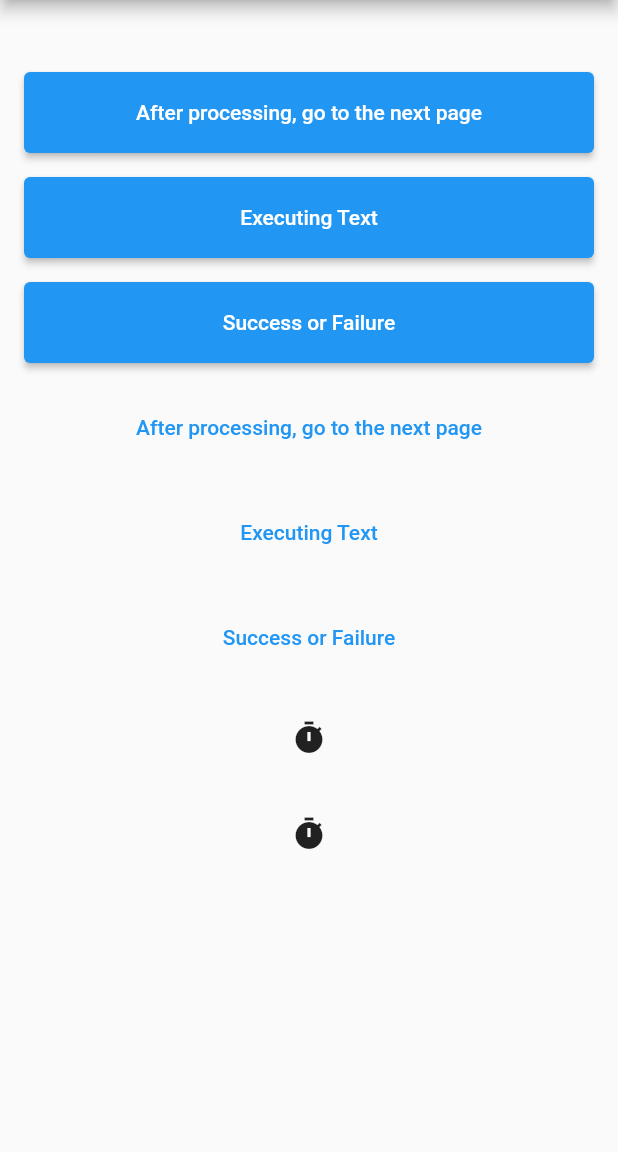
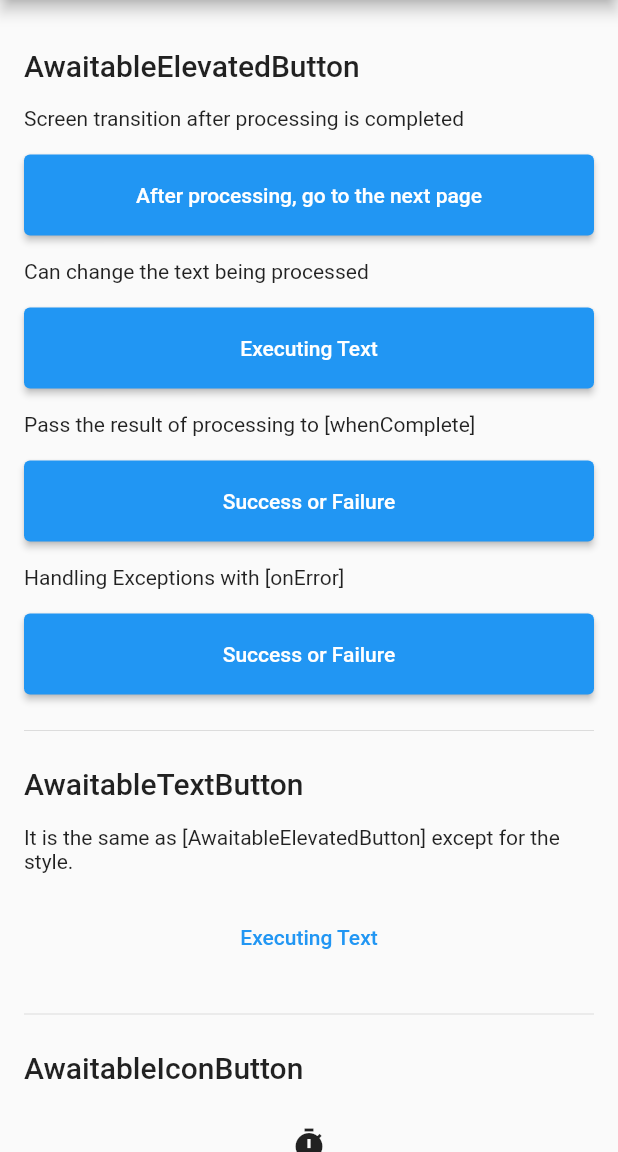
Before and after one commit to altive/awaitable_button, a Flutter app: the screen it shows after launch, on a phone screen of 412 x 824 dp, the part 84-1236 px from its top. Run offline on Flutter 3.47's test engine with Material 2 defaults, Android fonts, the phone set to English and light mode, and no system bars.

Commit message:
awaitable_button 0.2.0

```diff
--- a/packages/awaitable_button/example/lib/main.dart
+++ b/packages/awaitable_button/example/lib/main.dart
@@ -43,8 +43,15 @@ class _MyHomePageState extends State<MyHomePage> {
         title: const Text('awaitable_button'),
       ),
       body: ListView(
-        padding: const EdgeInsets.symmetric(vertical: 32, horizontal: 16),
+        padding: const EdgeInsets.all(16),
         children: <Widget>[
+          Text(
+            'AwaitableElevatedButton',
+            style: Theme.of(context).textTheme.headline6,
+          ),
+          const Text(
+            'Screen transition after processing is completed',
+          ),
           AwaitableElevatedButton<void>(
             onPressed: () async {
               await Future<void>.delayed(const Duration(seconds: 2));
@@ -63,12 +70,18 @@ class _MyHomePageState extends State<MyHomePage> {
             },
             child: const Text('After processing, go to the next page'),
           ),
+          const Text(
+            'Can change the text being processed',
+          ),
           AwaitableElevatedButton<void>(
             onPressed: () async {
               await Future<void>.delayed(const Duration(seconds: 2));
             },
             executingChild: const Text('Executing...'),
             child: const Text('Executing Text'),
+          ),
+          const Text(
+            'Pass the result of processing to [whenComplete]',
           ),
           AwaitableElevatedButton<String>(
             onPressed: () async {
@@ -101,50 +114,29 @@ class _MyHomePageState extends State<MyHomePage> {
             },
             child: const Text('Success or Failure'),
           ),
-          AwaitableTextButton<void>(
+          const Text(
+            'Handling Exceptions with [onError]',
+          ),
+          AwaitableElevatedButton<void>(
             onPressed: () async {
               await Future<void>.delayed(const Duration(seconds: 2));
+              if (Random().nextBool()) {
+                return;
+              } else {
+                throw Exception();
+              }
+            },
+            onError: (exception, stackTrace) {
+              ScaffoldMessenger.of(context).showSnackBar(
+                SnackBar(content: Text('$exception, $stackTrace')),
+              );
             },
             whenComplete: (_) {
-              Navigator.of(context).push<void>(
-                MaterialPageRoute(
-                  builder: (context) {
-                    return Scaffold(
-                      appBar: AppBar(),
-                      body: const Center(child: Text('Next page')),
-                    );
-                  },
-                ),
-              );
-            },
-            child: const Text('After processing, go to the next page'),
-          ),
-          AwaitableTextButton<void>(
-            onPressed: () async {
-              await Future<void>.delayed(const Duration(seconds: 2));
-            },
-            executingChild: const Text('Executing...'),
-            child: const Text('Executing Text'),
-          ),
-          AwaitableTextButton<String>(
-            onPressed: () async {
-              try {
-                await Future<void>.delayed(const Duration(seconds: 2));
-                if (Random().nextBool()) {
-                  return 'Succeeded';
-                } else {
-                  throw Exception();
-                }
-              } on Exception {
-                return 'Failed';
-              }
-            },
-            whenComplete: (value) {
               showDialog<void>(
                 context: context,
                 builder: (context) {
                   return AlertDialog(
-                    title: Text(value),
+                    title: const Text('Succeeded'),
                     actions: [
                       TextButton(
                         onPressed: Navigator.of(context).pop,
@@ -156,6 +148,26 @@ class _MyHomePageState extends State<MyHomePage> {
               );
             },
             child: const Text('Success or Failure'),
+          ),
+          const Divider(),
+          Text(
+            'AwaitableTextButton',
+            style: Theme.of(context).textTheme.headline6,
+          ),
+          const Text(
+            'It is the same as [AwaitableElevatedButton] except for the style.',
+          ),
+          AwaitableTextButton<void>(
+            onPressed: () async {
+              await Future<void>.delayed(const Duration(seconds: 2));
+            },
+            executingChild: const Text('Executing...'),
+            child: const Text('Executing Text'),
+          ),
+          const Divider(),
+          Text(
+            'AwaitableIconButton',
+            style: Theme.of(context).textTheme.headline6,
           ),
           AwaitableIconButton<void>(
             onPressed: () async {
--- a/packages/awaitable_button/lib/src/awaitable_button.dart
+++ b/packages/awaitable_button/lib/src/awaitable_button.dart
@@ -1,6 +1,15 @@
 import 'package:flutter/material.dart';
 
 import 'indicator.dart';
+
+/// `onPressed` callback type.
+typedef OnPressed<R> = Future<R> Function()?;
+
+/// `whenComplete` callback type.
+typedef WhenComplete<R> = void Function(R)?;
+
+/// `onError` callback type.
+typedef OnError = void Function(Exception, StackTrace)?;
 
 /// ButtonType has ElevatedButton, OutlinedButton, TextButton types.
 enum ButtonType {
@@ -38,6 +47,7 @@ abstract class AwaitableButton<R> extends StatefulWidget {
     required this.buttonType,
     required this.onPressed,
     this.whenComplete,
+    this.onError,
     this.buttonStyle,
     this.indicatorColor,
     this.indicator,
@@ -54,11 +64,14 @@ abstract class AwaitableButton<R> extends StatefulWidget {
 
   /// Called when the button is tapped or otherwise activated.
   /// Return values can be used to pass values to [whenComplete].
-  final Future<R> Function()? onPressed;
+  final OnPressed<R> onPressed;
 
   /// Callback when [onPressed] completes without throwing an exception.
   /// Receive the return value of [onPressed].
-  final void Function(R)? whenComplete;
+  final WhenComplete<R> whenComplete;
+
+  /// Callback when [onPressed] throws an exception.
+  final OnError onError;
 
   /// Customizes this button's appearance.
   ///
@@ -149,6 +162,8 @@ class _AwaitableButtonState<R> extends State<AwaitableButton<R>> {
     try {
       final r = await widget.onPressed!.call();
       widget.whenComplete?.call(r);
+    } on Exception catch (e, s) {
+      widget.onError?.call(e, s);
     } finally {
       // Check for presence before execution in case you come back
       // from a screen transition, etc.
--- a/packages/awaitable_button/lib/src/awaitable_elevated_button.dart
+++ b/packages/awaitable_button/lib/src/awaitable_elevated_button.dart
@@ -19,8 +19,9 @@ class AwaitableElevatedButton<R> extends AwaitableButton<R> {
   /// [child] arguments must not be null.
   const AwaitableElevatedButton({
     Key? key,
-    required Future<R> Function()? onPressed,
-    void Function(R)? whenComplete,
+    OnPressed<R> onPressed,
+    WhenComplete<R> whenComplete,
+    OnError onError,
     ButtonStyle? buttonStyle,
     Color? indicatorColor,
     Widget? indicator,
@@ -31,6 +32,7 @@ class AwaitableElevatedButton<R> extends AwaitableButton<R> {
           buttonType: ButtonType.elevated,
           onPressed: onPressed,
           whenComplete: whenComplete,
+          onError: onError,
           buttonStyle: buttonStyle,
           indicatorColor: indicatorColor,
           indicator: indicator,
--- a/packages/awaitable_button/lib/src/awaitable_text_button.dart
+++ b/packages/awaitable_button/lib/src/awaitable_text_button.dart
@@ -19,8 +19,9 @@ class AwaitableTextButton<R> extends AwaitableButton<R> {
   /// [child] arguments must not be null.
   const AwaitableTextButton({
     Key? key,
-    required Future<R> Function()? onPressed,
-    void Function(R)? whenComplete,
+    OnPressed<R> onPressed,
+    WhenComplete<R> whenComplete,
+    OnError onError,
     ButtonStyle? buttonStyle,
     Color? indicatorColor,
     Widget? indicator,
@@ -31,6 +32,7 @@ class AwaitableTextButton<R> extends AwaitableButton<R> {
           buttonType: ButtonType.text,
           onPressed: onPressed,
           whenComplete: whenComplete,
+          onError: onError,
           buttonStyle: buttonStyle,
           indicatorColor: indicatorColor,
           indicator: indicator,
--- a/packages/awaitable_button/pubspec.yaml
+++ b/packages/awaitable_button/pubspec.yaml
@@ -1,6 +1,8 @@
 name: awaitable_button
-description: Await-able Button.
-version: 0.1.0
+description: >
+  A button that displays an indicator during asynchronous processing and
+  allows callbacks to be executed after completion or exception catch.
+version: 0.2.0
 homepage: https://github.com/altive/flutter_widgets/blob/main/packages/awaitable_button/README.md
 repository: https://github.com/altive/flutter_widgets
 
```
Also changed, not shown: 4 other files.
